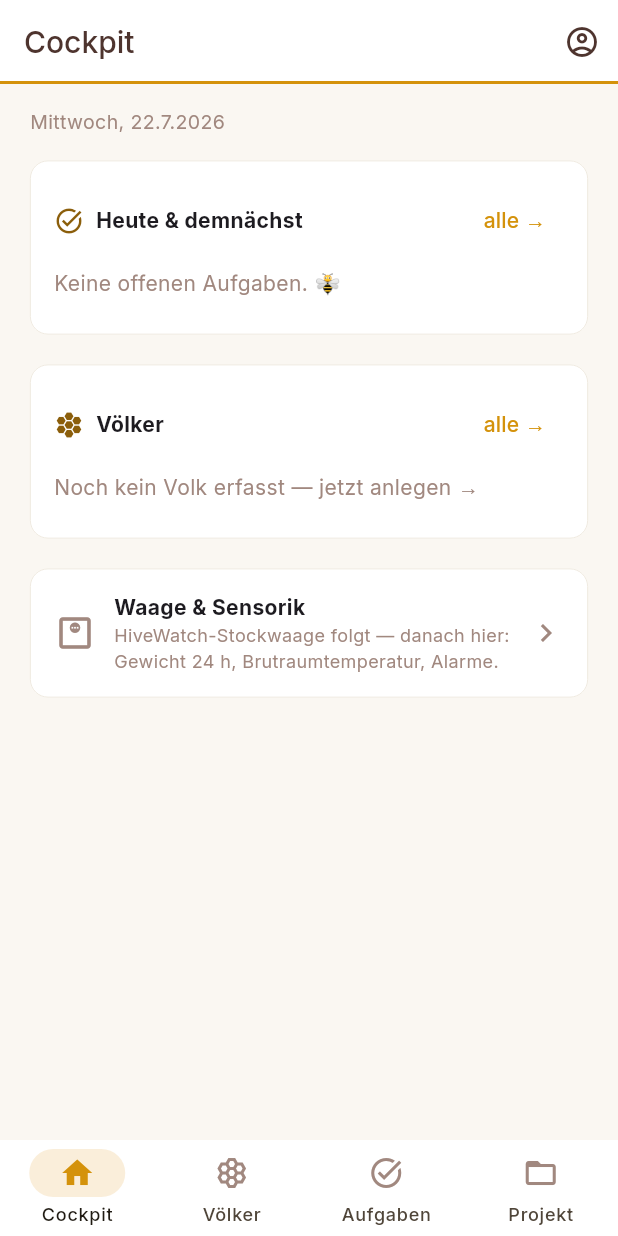
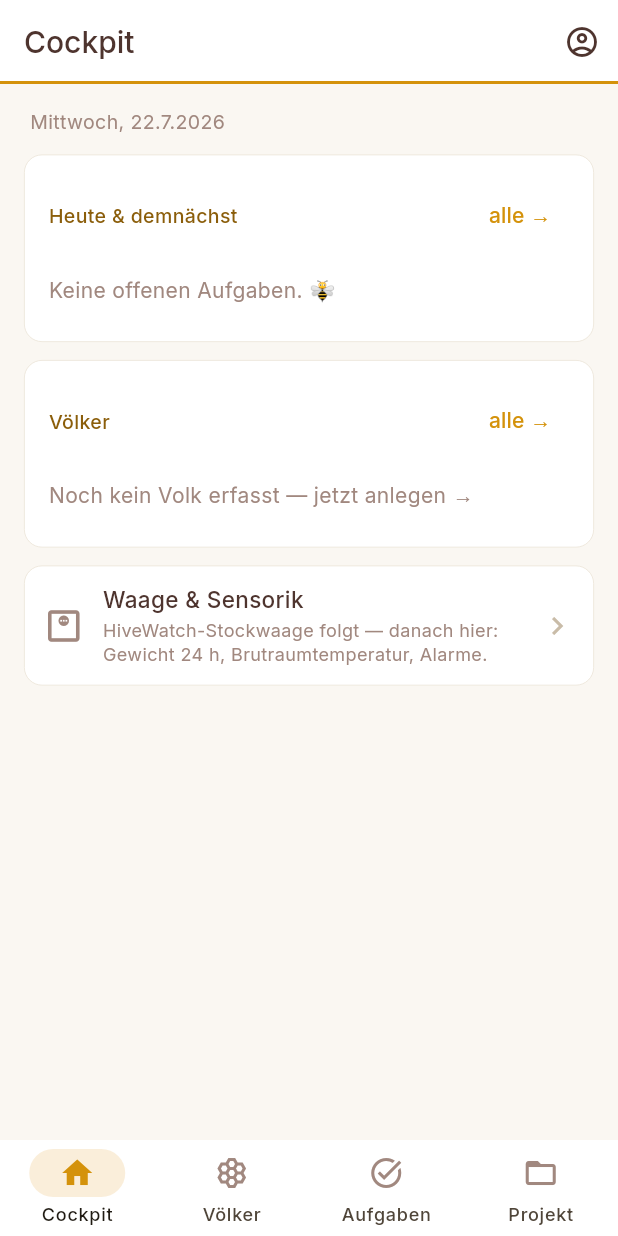
Before and after one commit to DanielProyer/bienen-app, a Flutter app: the DashboardPage screen opened by its route, on a phone screen of 412 x 824 dp. Run offline on Flutter 3.47's test engine with Material 3 defaults, Android fonts, the phone set to English and light mode, and no system bars; our stand-ins replace file_picker, fl_chart, flutter_markdown, flutter_riverpod, flutter_svg, go_router and 3 more; missing offline and left inert: dart:js_interop; accounts and stored records are empty.

Commit message:
feat(design): Cockpit auf Bausteine (AppCard/SectionHeader/AppListTile/StatusPill, Ampel-Hex raus)
Co-Authored-By: Claude Opus 4.8 <noreply@anthropic.com>

```diff
--- a/lib/features/dashboard/pages/dashboard_page.dart
+++ b/lib/features/dashboard/pages/dashboard_page.dart
@@ -1,6 +1,6 @@
 import 'package:flutter/material.dart';
 import 'package:go_router/go_router.dart';
-import 'package:bienen_app/core/theme/app_theme.dart';
+import 'package:bienen_app/core/theme/app_tokens.dart';
 import 'package:bienen_app/features/dashboard/widgets/heute_karte.dart';
 import 'package:bienen_app/features/dashboard/widgets/voelker_karte.dart';
 import 'package:bienen_app/features/dashboard/widgets/waage_kachel.dart';
@@ -27,21 +27,21 @@ class DashboardPage extends StatelessWidget {
         ],
       ),
       body: SingleChildScrollView(
-        padding: const EdgeInsets.all(16),
+        padding: const EdgeInsets.all(BeeTokens.lg),
         child: Column(
           crossAxisAlignment: CrossAxisAlignment.start,
           children: [
             Padding(
-              padding: const EdgeInsets.only(left: 4, bottom: 12),
-              child: Text(datum, style: const TextStyle(fontSize: 13, color: AppColors.brown300)),
+              padding: const EdgeInsets.only(left: BeeTokens.xs, bottom: BeeTokens.md),
+              child: Text(datum, style: const TextStyle(fontSize: 13, color: BeeTokens.textGedaempft)),
             ),
             const Warnband(),
             const HeuteKarte(),
-            const SizedBox(height: 12),
+            const SizedBox(height: BeeTokens.md),
             const VoelkerKarte(),
-            const SizedBox(height: 12),
+            const SizedBox(height: BeeTokens.md),
             const WaageKachel(),
-            const SizedBox(height: 24),
+            const SizedBox(height: BeeTokens.xl),
           ],
         ),
       ),
--- a/lib/features/dashboard/widgets/heute_karte.dart
+++ b/lib/features/dashboard/widgets/heute_karte.dart
@@ -2,12 +2,18 @@ import 'package:flutter/material.dart';
 import 'package:flutter_riverpod/flutter_riverpod.dart';
 import 'package:go_router/go_router.dart';
 import 'package:intl/intl.dart';
-import 'package:bienen_app/core/theme/app_theme.dart';
+import 'package:bienen_app/core/theme/app_tokens.dart';
 import 'package:bienen_app/features/aufgaben/domain/aufgabe.dart';
 import 'package:bienen_app/features/aufgaben/domain/aufgaben_gruppierung.dart';
 import 'package:bienen_app/features/aufgaben/presentation/providers/aufgaben_provider.dart';
 import 'package:bienen_app/features/auth/presentation/auth_providers.dart';
+import 'package:bienen_app/features/voelker/domain/volk.dart';
 import 'package:bienen_app/features/voelker/presentation/providers/voelker_provider.dart';
+import 'package:bienen_app/shared/widgets/app_button.dart';
+import 'package:bienen_app/shared/widgets/app_card.dart';
+import 'package:bienen_app/shared/widgets/app_list_tile.dart';
+import 'package:bienen_app/shared/widgets/section_header.dart';
+import 'package:bienen_app/shared/widgets/status_pill.dart';
 
 /// Cockpit-Karte „Heute & demnächst": die nächsten 3 offenen Aufgaben, direkt abhakbar.
 class HeuteKarte extends ConsumerWidget {
@@ -40,6 +46,14 @@ class HeuteKarte extends ConsumerWidget {
     }
   }
 
+  String? _volkName(List<Volk> voelker, Aufgabe a) {
+    if (a.volkId == null) return null;
+    for (final v in voelker) {
+      if (v.id == a.volkId) return '🐝 ${v.name}';
+    }
+    return null;
+  }
+
   @override
   Widget build(BuildContext context, WidgetRef ref) {
     final alle = ref.watch(aufgabenListProvider).valueOrNull ?? const <Aufgabe>[];
@@ -50,61 +64,42 @@ class HeuteKarte extends ConsumerWidget {
     final darfSchreiben = ref.watch(darfSchreibenProvider);
     final voelker = ref.watch(voelkerListProvider).valueOrNull ?? const [];
 
-    return Card(
-      child: Padding(
-        padding: const EdgeInsets.all(16),
+    return AppCard(
       child: Column(
         crossAxisAlignment: CrossAxisAlignment.start,
         children: [
-            Row(children: [
-              const Icon(Icons.task_alt, size: 20, color: AppColors.honeyDark),
-              const SizedBox(width: 8),
-              const Expanded(
-                  child: Text('Heute & demnächst', style: TextStyle(fontWeight: FontWeight.bold))),
-              TextButton(onPressed: () => context.go('/aufgaben'), child: const Text('alle →')),
-            ]),
+          SectionHeader(
+            titel: 'Heute & demnächst',
+            action: AppButton(label: 'alle →', kind: AppButtonKind.text, onPressed: () => context.go('/aufgaben')),
+          ),
           if (naechste.isEmpty)
             const Padding(
-                padding: EdgeInsets.symmetric(vertical: 8),
-                child: Text('Keine offenen Aufgaben. 🐝', style: TextStyle(color: AppColors.brown300)),
+              padding: EdgeInsets.symmetric(vertical: BeeTokens.sm),
+              child: Text('Keine offenen Aufgaben. 🐝', style: TextStyle(color: BeeTokens.textGedaempft)),
             ),
           for (final a in naechste)
-              Row(children: [
-                if (darfSchreiben)
-                  Checkbox(value: false, onChanged: (_) => _abhaken(context, ref, a))
-                else
-                  const Padding(
-                    padding: EdgeInsets.all(12),
-                    child: Icon(Icons.radio_button_unchecked, size: 18, color: AppColors.brown300),
+            AppListTile(
+              leading: darfSchreiben
+                  ? Checkbox(value: false, onChanged: (_) => _abhaken(context, ref, a))
+                  : const Icon(Icons.radio_button_unchecked, size: 20, color: BeeTokens.textGedaempft),
+              titel: a.titel,
+              untertitel: _volkName(voelker, a),
+              trailing: StatusPill(
+                label: DateFormat('dd.MM.').format(a.faelligAm),
+                signal: a.faelligAm.isBefore(h) ? BeeSignal.gefahr : BeeSignal.neutral,
               ),
-                Expanded(child: Text(a.titel, style: const TextStyle(fontSize: 14), overflow: TextOverflow.ellipsis)),
-                if (a.volkId != null) ...[
-                  for (final v in voelker)
-                    if (v.id == a.volkId)
-                      Padding(
-                        padding: const EdgeInsets.only(right: 8),
-                        child: Text('🐝 ${v.name}',
-                            style: const TextStyle(fontSize: 11, color: AppColors.honeyDark)),
             ),
-                ],
-                Text(DateFormat('dd.MM.').format(a.faelligAm),
-                    style: TextStyle(
-                        fontSize: 12,
-                        color: a.faelligAm.isBefore(h) ? Colors.red.shade700 : AppColors.brown300,
-                        fontWeight: a.faelligAm.isBefore(h) ? FontWeight.w600 : FontWeight.w400)),
-              ]),
           if (vorschlaege > 0)
             Padding(
-                padding: const EdgeInsets.only(top: 4),
+              padding: const EdgeInsets.only(top: BeeTokens.xs),
               child: InkWell(
                 onTap: () => context.go('/aufgaben'),
                 child: Text('✨ $vorschlaege Saisonvorschläge warten',
-                      style: const TextStyle(fontSize: 12, color: AppColors.brown300)),
+                    style: const TextStyle(fontSize: 12, color: BeeTokens.textGedaempft)),
               ),
             ),
         ],
       ),
-      ),
     );
   }
 }
--- a/lib/features/dashboard/widgets/voelker_karte.dart
+++ b/lib/features/dashboard/widgets/voelker_karte.dart
@@ -1,21 +1,26 @@
 import 'package:flutter/material.dart';
 import 'package:flutter_riverpod/flutter_riverpod.dart';
 import 'package:go_router/go_router.dart';
-import 'package:bienen_app/core/theme/app_theme.dart';
+import 'package:bienen_app/core/theme/app_tokens.dart';
 import 'package:bienen_app/core/util/relativ_datum.dart';
 import 'package:bienen_app/features/durchsicht/presentation/providers/durchsicht_provider.dart';
 import 'package:bienen_app/features/gesundheit/presentation/providers/gesundheit_provider.dart';
 import 'package:bienen_app/features/voelker/presentation/providers/voelker_provider.dart';
+import 'package:bienen_app/shared/widgets/app_button.dart';
+import 'package:bienen_app/shared/widgets/app_card.dart';
+import 'package:bienen_app/shared/widgets/app_list_tile.dart';
+import 'package:bienen_app/shared/widgets/section_header.dart';
 
 /// Cockpit-Karte „Völker": je aktives Volk Ampel + Name + „gesehen: `<relativ>`".
 class VoelkerKarte extends ConsumerWidget {
   const VoelkerKarte({super.key});
 
-  static const _ampel = {
-    'unauffaellig': Color(0xFF5CB85C),
-    'beobachtung': Color(0xFFF0AD4E),
-    'krank': Color(0xFFD9534F),
-    'sperre': Color(0xFFD9534F),
+  /// Gesundheits-Ampel über Signal-Rollen (statt roher Hex-Werte).
+  static Color _ampelFarbe(String status) => switch (status) {
+        'unauffaellig' => BeeSignal.erfolg.text,
+        'beobachtung' => BeeSignal.warnung.text,
+        'krank' || 'sperre' => BeeSignal.gefahr.text,
+        _ => BeeTokens.textGedaempft,
       };
 
   @override
@@ -24,55 +29,34 @@ class VoelkerKarte extends ConsumerWidget {
     final letzte = ref.watch(letzteDurchsichtMapProvider);
     final heute = DateTime.now();
 
-    return Card(
-      child: Padding(
-        padding: const EdgeInsets.all(16),
+    return AppCard(
       child: Column(
         crossAxisAlignment: CrossAxisAlignment.start,
         children: [
-            Row(children: [
-              const Icon(Icons.hive, size: 20, color: AppColors.honeyDark),
-              const SizedBox(width: 8),
-              const Expanded(child: Text('Völker', style: TextStyle(fontWeight: FontWeight.bold))),
-              TextButton(onPressed: () => context.go('/voelker'), child: const Text('alle →')),
-            ]),
+          SectionHeader(
+            titel: 'Völker',
+            action: AppButton(label: 'alle →', kind: AppButtonKind.text, onPressed: () => context.go('/voelker')),
+          ),
           if (voelker.isEmpty)
             Padding(
-                padding: const EdgeInsets.symmetric(vertical: 8),
+              padding: const EdgeInsets.symmetric(vertical: BeeTokens.sm),
               child: InkWell(
                 onTap: () => context.go('/voelker'),
                 child: const Text('Noch kein Volk erfasst — jetzt anlegen →',
-                      style: TextStyle(color: AppColors.brown300)),
+                    style: TextStyle(color: BeeTokens.textGedaempft)),
               ),
             ),
           for (final v in voelker)
-              InkWell(
+            AppListTile(
+              statusFarbe: _ampelFarbe(v.gesundheitsstatus),
+              titel: v.name,
+              untertitel: 'gesehen: ${relativGesehen(letzte[v.id]?.durchgefuehrtAm, heute)}',
+              trailing: ref.watch(aktiveMeldepflichtProvider(v.id)).isNotEmpty
+                  ? Icon(Icons.report, size: 18, color: BeeSignal.gefahr.text)
+                  : null,
               onTap: () => context.go('/voelker/${v.id}'),
-                child: Padding(
-                  padding: const EdgeInsets.symmetric(vertical: 5),
-                  child: Row(children: [
-                    Container(
-                      width: 10, height: 10,
-                      decoration: BoxDecoration(
-                          color: _ampel[v.gesundheitsstatus] ?? AppColors.brown300,
-                          shape: BoxShape.circle),
-                    ),
-                    const SizedBox(width: 10),
-                    Expanded(
-                        child: Text(v.name,
-                            style: const TextStyle(fontSize: 14, fontWeight: FontWeight.w500))),
-                    if (ref.watch(aktiveMeldepflichtProvider(v.id)).isNotEmpty)
-                      Padding(
-                        padding: const EdgeInsets.only(right: 8),
-                        child: Icon(Icons.report, size: 16, color: Colors.red.shade700),
-                      ),
-                    Text('gesehen: ${relativGesehen(letzte[v.id]?.durchgefuehrtAm, heute)}',
-                        style: const TextStyle(fontSize: 12, color: AppColors.brown300)),
-                  ]),
-                ),
             ),
         ],
-        ),
       ),
     );
   }
--- a/lib/features/dashboard/widgets/waage_kachel.dart
+++ b/lib/features/dashboard/widgets/waage_kachel.dart
@@ -1,6 +1,8 @@
 import 'package:flutter/material.dart';
 import 'package:go_router/go_router.dart';
-import 'package:bienen_app/core/theme/app_theme.dart';
+import 'package:bienen_app/core/theme/app_tokens.dart';
+import 'package:bienen_app/shared/widgets/app_card.dart';
+import 'package:bienen_app/shared/widgets/app_list_tile.dart';
 
 /// Platzhalter bis Modul 4.9 — bewusst OHNE Demo-Daten. Andockpunkt für die HiveWatch-Waage.
 class WaageKachel extends StatelessWidget {
@@ -8,25 +10,13 @@ class WaageKachel extends StatelessWidget {
 
   @override
   Widget build(BuildContext context) {
-    return Card(
-      child: InkWell(
+    return AppCard(
+      padding: EdgeInsets.zero,
+      child: AppListTile(
         onTap: () => context.go('/monitoring'),
-        borderRadius: BorderRadius.circular(12),
-        child: Padding(
-          padding: const EdgeInsets.all(16),
-          child: Row(children: [
-            const Icon(Icons.monitor_weight_outlined, size: 28, color: AppColors.brown300),
-            const SizedBox(width: 12),
-            Expanded(
-              child: Column(crossAxisAlignment: CrossAxisAlignment.start, children: const [
-                Text('Waage & Sensorik', style: TextStyle(fontWeight: FontWeight.bold)),
-                Text('HiveWatch-Stockwaage folgt — danach hier: Gewicht 24 h, Brutraumtemperatur, Alarme.',
-                    style: TextStyle(fontSize: 12, color: AppColors.brown300)),
-              ]),
-            ),
-            const Icon(Icons.chevron_right, color: AppColors.brown300),
-          ]),
-        ),
+        leading: const Icon(Icons.monitor_weight_outlined, size: 28, color: BeeTokens.textGedaempft),
+        titel: 'Waage & Sensorik',
+        untertitel: 'HiveWatch-Stockwaage folgt — danach hier: Gewicht 24 h, Brutraumtemperatur, Alarme.',
       ),
     );
   }
--- a/lib/features/dashboard/widgets/warnband.dart
+++ b/lib/features/dashboard/widgets/warnband.dart
@@ -1,42 +1,32 @@
 import 'package:flutter/material.dart';
 import 'package:flutter_riverpod/flutter_riverpod.dart';
 import 'package:go_router/go_router.dart';
+import 'package:bienen_app/core/theme/app_tokens.dart';
 import 'package:bienen_app/features/aufgaben/presentation/providers/aufgaben_provider.dart';
 import 'package:bienen_app/features/gesundheit/presentation/providers/gesundheit_provider.dart';
 import 'package:bienen_app/features/voelker/presentation/providers/voelker_provider.dart';
+import 'package:bienen_app/shared/widgets/app_list_tile.dart';
 
-/// Rotes Warnband je Befund: überfällige Aufgaben + aktive Meldepflicht-Ereignisse.
+/// Warnband je Befund: überfällige Aufgaben + aktive Meldepflicht-Ereignisse.
 /// Kein Befund → rendert nichts.
 class Warnband extends ConsumerWidget {
   const Warnband({super.key});
 
   Widget _band(BuildContext context, {required IconData icon, required String text, required VoidCallback onTap}) {
     return Padding(
-      padding: const EdgeInsets.only(bottom: 8),
-      child: Material(
-        color: Colors.red.shade50,
-        borderRadius: BorderRadius.circular(10),
+      padding: const EdgeInsets.only(bottom: BeeTokens.sm),
+      child: Container(
+        decoration: BoxDecoration(
+          color: BeeSignal.gefahr.flaeche,
+          borderRadius: BorderRadius.circular(BeeTokens.rKarte),
+          border: Border.all(color: BeeTokens.rand, width: 0.5),
+        ),
         clipBehavior: Clip.antiAlias,
-        child: InkWell(
+        child: AppListTile(
           onTap: onTap,
-          child: Container(
-            width: double.infinity,
-            padding: const EdgeInsets.symmetric(horizontal: 12, vertical: 10),
-            // WICHTIG: kein borderRadius hier — nicht-uniformer Border (nur left)
-            // + borderRadius wirft einen Flutter-Assert; das Clipping macht das Material.
-            decoration: BoxDecoration(
-              border: Border(left: BorderSide(color: Colors.red.shade700, width: 4)),
-            ),
-            child: Row(children: [
-              Icon(icon, size: 18, color: Colors.red.shade700),
-              const SizedBox(width: 8),
-              Expanded(
-                child: Text(text,
-                    style: TextStyle(fontSize: 13, fontWeight: FontWeight.w600, color: Colors.red.shade900)),
-              ),
-              Icon(Icons.chevron_right, size: 18, color: Colors.red.shade700),
-            ]),
-          ),
+          leading: Icon(icon, size: 20, color: BeeSignal.gefahr.text),
+          titel: text,
+          trailing: Icon(Icons.chevron_right, color: BeeSignal.gefahr.text),
         ),
       ),
     );
```
Lines whose indentation alone changed are shown as unchanged.
